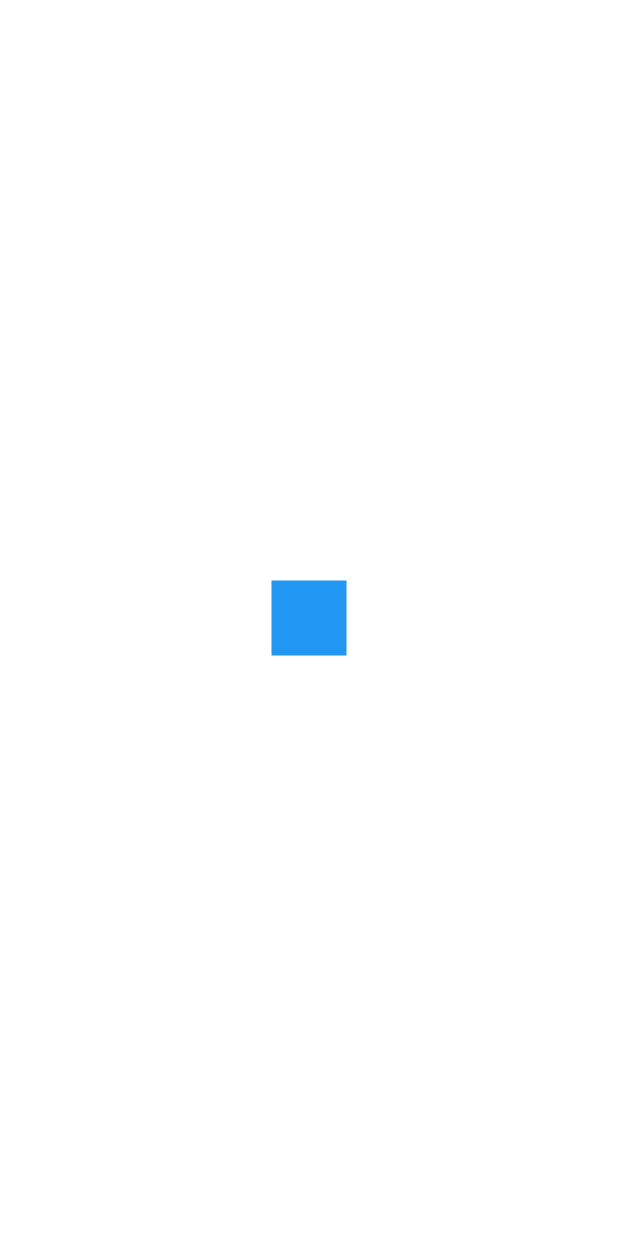
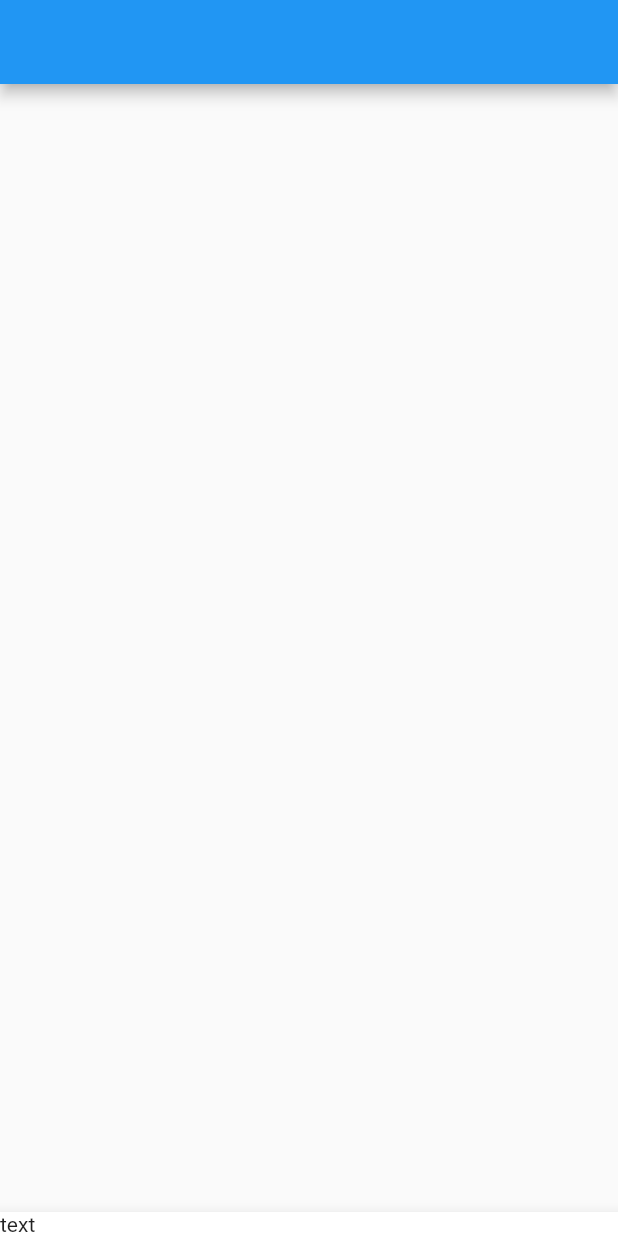
Before and after one commit to teddyhong182/superbox_study_flutter, a Flutter app: the screen it shows after launch, on a phone screen of 412 x 824 dp. Run offline on Flutter 3.47's test engine with Material 2 defaults, Android fonts, the phone set to English and light mode, and no system bars.

Commit message:
레이아웃 기초 - 1

```diff
--- a/lib/main.dart
+++ b/lib/main.dart
@@ -10,16 +10,15 @@ class MyApp extends StatelessWidget {
 
   @override
   Widget build(BuildContext context) {
+    // custom design 을 개발하고 싶어도 MaterialApp 으로 하자 (디자인만 사용하지 않으면 됨)
+
     return MaterialApp(
-      home: Center(
-        child: Container( width: 50, height: 50, color: Colors.blue ),
+      // 상중하로 나눠주는 Scaffold() 위젯
+      home: Scaffold(
+        appBar: AppBar(),
+        body: Container(),
+        bottomNavigationBar: BottomAppBar( child: Text('text'),),
       )
-      // home: Container( width: 50, height: 50, color: Colors.blue )
-      // home: Container() // 투명한 박스
-      // assets/image1.png 는 이미지 안 나오네..
-      // home: Image.asset('image1.png')
-      // home: Icon(Icons.shop)
-      // home: Text('안녕')
     );
 
   }
```
